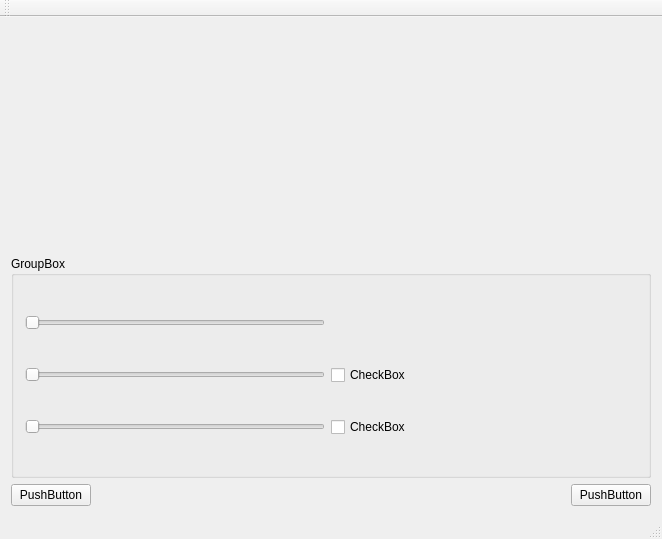
Above: mainwindow.ui from jholownia/jh3d before the change. Below: the same form after it.
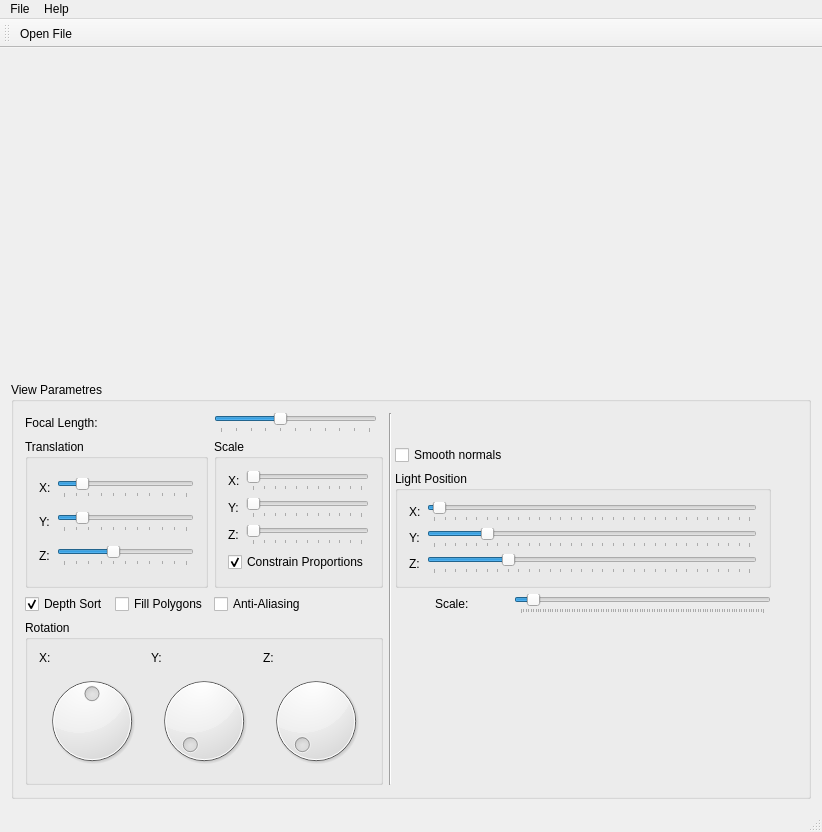
That is the form after the change. Custom widgets are drawn as their Qt base class.

Commit message: OpenGL implementation.

Patch:
```diff
--- a/mainwindow.ui
+++ b/mainwindow.ui
@@ -6,96 +6,544 @@
    <rect>
     <x>0</x>
     <y>0</y>
-    <width>662</width>
-    <height>539</height>
+    <width>779</width>
+    <height>832</height>
    </rect>
   </property>
   <property name="windowTitle">
    <string>MainWindow</string>
   </property>
   <widget class="QWidget" name="centralWidget">
-   <layout class="QGridLayout" name="gridLayout_2">
-    <item row="0" column="0" colspan="3">
-     <widget class="RenderArea" name="renderArea" native="true"/>
-    </item>
-    <item row="2" column="0">
-     <widget class="QPushButton" name="pushButton_2">
-      <property name="text">
-       <string>PushButton</string>
+   <layout class="QGridLayout" name="gridLayout_5">
+    <item row="0" column="0">
+     <widget class="RenderArea" name="renderArea" native="true">
+      <property name="cursor">
+       <cursorShape>ArrowCursor</cursorShape>
       </property>
      </widget>
     </item>
-    <item row="2" column="1">
-     <spacer name="horizontalSpacer">
-      <property name="orientation">
-       <enum>Qt::Horizontal</enum>
+    <item row="0" column="1">
+     <widget class="RenderAreaGL" name="renderAreaGL" native="true">
+      <property name="sizePolicy">
+       <sizepolicy hsizetype="Expanding" vsizetype="Expanding">
+        <horstretch>0</horstretch>
+        <verstretch>0</verstretch>
+       </sizepolicy>
       </property>
-      <property name="sizeHint" stdset="0">
-       <size>
-        <width>479</width>
-        <height>20</height>
-       </size>
+      <property name="cursor">
+       <cursorShape>CrossCursor</cursorShape>
       </property>
-     </spacer>
-    </item>
-    <item row="2" column="2">
-     <widget class="QPushButton" name="pushButton">
-      <property name="text">
-       <string>PushButton</string>
-      </property>
+      <zorder>groupBox</zorder>
+      <zorder>groupBox</zorder>
      </widget>
     </item>
-    <item row="1" column="0" colspan="3">
+    <item row="1" column="0" colspan="2">
      <widget class="QGroupBox" name="groupBox">
+      <property name="sizePolicy">
+       <sizepolicy hsizetype="Minimum" vsizetype="Minimum">
+        <horstretch>0</horstretch>
+        <verstretch>0</verstretch>
+       </sizepolicy>
+      </property>
       <property name="title">
-       <string>GroupBox</string>
+       <string>View Parametres</string>
       </property>
-      <layout class="QGridLayout" name="gridLayout">
+      <layout class="QGridLayout" name="gridLayout_6">
        <item row="0" column="0">
-        <widget class="QSlider" name="horizontalSlider_3">
+        <widget class="QLabel" name="label">
+         <property name="text">
+          <string>Focal Length:</string>
+         </property>
+        </widget>
+       </item>
+       <item row="0" column="2">
+        <widget class="QSlider" name="sldFocalLength">
+         <property name="maximum">
+          <number>1000</number>
+         </property>
+         <property name="sliderPosition">
+          <number>400</number>
+         </property>
          <property name="orientation">
           <enum>Qt::Horizontal</enum>
          </property>
+         <property name="tickPosition">
+          <enum>QSlider::TicksBelow</enum>
+         </property>
+         <property name="tickInterval">
+          <number>100</number>
+         </property>
         </widget>
        </item>
-       <item row="0" column="1">
-        <spacer name="horizontalSpacer_2">
+       <item row="0" column="4" rowspan="7" colspan="2">
+        <widget class="Line" name="line">
          <property name="orientation">
-          <enum>Qt::Horizontal</enum>
+          <enum>Qt::Vertical</enum>
          </property>
-         <property name="sizeHint" stdset="0">
-          <size>
-           <width>306</width>
-           <height>20</height>
-          </size>
+        </widget>
+       </item>
+       <item row="2" column="5" colspan="3">
+        <widget class="QCheckBox" name="checkBox_3">
+         <property name="text">
+          <string>Smooth normals</string>
          </property>
-        </spacer>
+         <property name="checked">
+          <bool>false</bool>
+         </property>
+        </widget>
        </item>
-       <item row="1" column="0">
-        <widget class="QSlider" name="horizontalSlider_2">
+       <item row="4" column="8">
+        <widget class="QSlider" name="sldGlScale">
+         <property name="minimum">
+          <number>1</number>
+         </property>
+         <property name="maximum">
+          <number>10000</number>
+         </property>
+         <property name="value">
+          <number>500</number>
+         </property>
+         <property name="sliderPosition">
+          <number>500</number>
+         </property>
          <property name="orientation">
           <enum>Qt::Horizontal</enum>
          </property>
+         <property name="tickPosition">
+          <enum>QSlider::TicksBelow</enum>
+         </property>
+         <property name="tickInterval">
+          <number>100</number>
+         </property>
         </widget>
        </item>
-       <item row="1" column="1">
+       <item row="4" column="0">
+        <widget class="QCheckBox" name="cbDepthSort">
+         <property name="text">
+          <string>Depth Sort</string>
+         </property>
+         <property name="checked">
+          <bool>true</bool>
+         </property>
+        </widget>
+       </item>
+       <item row="4" column="2">
+        <widget class="QCheckBox" name="cbAa">
+         <property name="text">
+          <string>Anti-Aliasing</string>
+         </property>
+        </widget>
+       </item>
+       <item row="4" column="1">
         <widget class="QCheckBox" name="checkBox_2">
          <property name="text">
-          <string>CheckBox</string>
+          <string>Fill Polygons</string>
+         </property>
+         <property name="checked">
+          <bool>false</bool>
          </property>
         </widget>
        </item>
-       <item row="2" column="0">
-        <widget class="QSlider" name="horizontalSlider">
+       <item row="6" column="9">
+        <spacer name="verticalSpacer">
+         <property name="orientation">
+          <enum>Qt::Vertical</enum>
+         </property>
+         <property name="sizeHint" stdset="0">
+          <size>
+           <width>20</width>
+           <height>143</height>
+          </size>
+         </property>
+        </spacer>
+       </item>
+       <item row="1" column="8" rowspan="2" colspan="2">
+        <spacer name="horizontalSpacer">
          <property name="orientation">
           <enum>Qt::Horizontal</enum>
          </property>
+         <property name="sizeHint" stdset="0">
+          <size>
+           <width>283</width>
+           <height>20</height>
+          </size>
+         </property>
+        </spacer>
+       </item>
+       <item row="5" column="0" rowspan="2" colspan="4">
+        <widget class="QGroupBox" name="groupBox_4">
+         <property name="title">
+          <string>Rotation</string>
+         </property>
+         <layout class="QGridLayout" name="gridLayout_2">
+          <item row="0" column="0">
+           <widget class="QLabel" name="label_8">
+            <property name="text">
+             <string>X:</string>
+            </property>
+           </widget>
+          </item>
+          <item row="0" column="1">
+           <widget class="QLabel" name="label_9">
+            <property name="text">
+             <string>Y:</string>
+            </property>
+           </widget>
+          </item>
+          <item row="0" column="2">
+           <widget class="QLabel" name="label_10">
+            <property name="text">
+             <string>Z:</string>
+            </property>
+           </widget>
+          </item>
+          <item row="1" column="0">
+           <widget class="QDial" name="dialRotationX">
+            <property name="maximum">
+             <number>360</number>
+            </property>
+            <property name="sliderPosition">
+             <number>180</number>
+            </property>
+            <property name="orientation">
+             <enum>Qt::Horizontal</enum>
+            </property>
+           </widget>
+          </item>
+          <item row="1" column="1">
+           <widget class="QDial" name="dialRotationY">
+            <property name="maximum">
+             <number>360</number>
+            </property>
+            <property name="orientation">
+             <enum>Qt::Horizontal</enum>
+            </property>
+           </widget>
+          </item>
+          <item row="1" column="2">
+           <widget class="QDial" name="dialRotationZ">
+            <property name="maximum">
+             <number>360</number>
+            </property>
+            <property name="sliderPosition">
+             <number>0</number>
+            </property>
+            <property name="orientation">
+             <enum>Qt::Horizontal</enum>
+            </property>
+           </widget>
+          </item>
+         </layout>
         </widget>
        </item>
-       <item row="2" column="1">
-        <widget class="QCheckBox" name="checkBox">
+       <item row="1" column="2" rowspan="3" colspan="2">
+        <widget class="QGroupBox" name="groupBox_2">
+         <property name="title">
+          <string>Scale</string>
+         </property>
+         <layout class="QGridLayout" name="gridLayout_3">
+          <item row="0" column="0">
+           <widget class="QLabel" name="label_2">
+            <property name="text">
+             <string>X:</string>
+            </property>
+           </widget>
+          </item>
+          <item row="0" column="1">
+           <widget class="QSlider" name="sldScaleX">
+            <property name="minimum">
+             <number>1</number>
+            </property>
+            <property name="maximum">
+             <number>1000</number>
+            </property>
+            <property name="value">
+             <number>1</number>
+            </property>
+            <property name="orientation">
+             <enum>Qt::Horizontal</enum>
+            </property>
+            <property name="tickPosition">
+             <enum>QSlider::TicksBelow</enum>
+            </property>
+            <property name="tickInterval">
+             <number>100</number>
+            </property>
+           </widget>
+          </item>
+          <item row="1" column="0">
+           <widget class="QLabel" name="label_3">
+            <property name="text">
+             <string>Y:</string>
+            </property>
+           </widget>
+          </item>
+          <item row="1" column="1">
+           <widget class="QSlider" name="sldScaleY">
+            <property name="minimum">
+             <number>1</number>
+            </property>
+            <property name="maximum">
+             <number>1000</number>
+            </property>
+            <property name="sliderPosition">
+             <number>1</number>
+            </property>
+            <property name="orientation">
+             <enum>Qt::Horizontal</enum>
+            </property>
+            <property name="tickPosition">
+             <enum>QSlider::TicksBelow</enum>
+            </property>
+            <property name="tickInterval">
+             <number>100</number>
+            </property>
+           </widget>
+          </item>
+          <item row="2" column="0">
+           <widget class="QLabel" name="label_4">
+            <property name="text">
+             <string>Z:</string>
+            </property>
+           </widget>
+          </item>
+          <item row="2" column="1">
+           <widget class="QSlider" name="sldScaleZ">
+            <property name="minimum">
+             <number>1</number>
+            </property>
+            <property name="maximum">
+             <number>1000</number>
+            </property>
+            <property name="sliderPosition">
+             <number>1</number>
+            </property>
+            <property name="orientation">
+             <enum>Qt::Horizontal</enum>
+            </property>
+            <property name="tickPosition">
+             <enum>QSlider::TicksBelow</enum>
+            </property>
+            <property name="tickInterval">
+             <number>100</number>
+            </property>
+           </widget>
+          </item>
+          <item row="3" column="0" colspan="2">
+           <widget class="QCheckBox" name="cbConstrain">
+            <property name="text">
+             <string>Constrain Proportions</string>
+            </property>
+            <property name="checked">
+             <bool>true</bool>
+            </property>
+           </widget>
+          </item>
+         </layout>
+        </widget>
+       </item>
+       <item row="3" column="5" colspan="4">
+        <widget class="QGroupBox" name="groupBox_5">
+         <property name="title">
+          <string>Light Position</string>
+         </property>
+         <layout class="QGridLayout" name="gridLayout_4">
+          <item row="0" column="1">
+           <widget class="QSlider" name="sldLightX">
+            <property name="minimum">
+             <number>0</number>
+            </property>
+            <property name="maximum">
+             <number>300</number>
+            </property>
+            <property name="singleStep">
+             <number>1</number>
+            </property>
+            <property name="value">
+             <number>5</number>
+            </property>
+            <property name="orientation">
+             <enum>Qt::Horizontal</enum>
+            </property>
+            <property name="tickPosition">
+             <enum>QSlider::TicksBelow</enum>
+            </property>
+            <property name="tickInterval">
+             <number>10</number>
+            </property>
+           </widget>
+          </item>
+          <item row="0" column="0">
+           <widget class="QLabel" name="label_11">
+            <property name="text">
+             <string>X:</string>
+            </property>
+           </widget>
+          </item>
+          <item row="2" column="0">
+           <widget class="QLabel" name="label_13">
+            <property name="text">
+             <string>Z:</string>
+            </property>
+           </widget>
+          </item>
+          <item row="1" column="0">
+           <widget class="QLabel" name="label_12">
+            <property name="text">
+             <string>Y:</string>
+            </property>
+           </widget>
+          </item>
+          <item row="2" column="1">
+           <widget class="QSlider" name="sldLightZ">
+            <property name="minimum">
+             <number>0</number>
+            </property>
+            <property name="maximum">
+             <number>300</number>
+            </property>
+            <property name="singleStep">
+             <number>1</number>
+            </property>
+            <property name="value">
+             <number>70</number>
+            </property>
+            <property name="sliderPosition">
+             <number>70</number>
+            </property>
+            <property name="orientation">
+             <enum>Qt::Horizontal</enum>
+            </property>
+            <property name="tickPosition">
+             <enum>QSlider::TicksBelow</enum>
+            </property>
+            <property name="tickInterval">
+             <number>10</number>
+            </property>
+           </widget>
+          </item>
+          <item row="1" column="1">
+           <widget class="QSlider" name="sldLightY">
+            <property name="minimum">
+             <number>0</number>
+            </property>
+            <property name="maximum">
+             <number>300</number>
+            </property>
+            <property name="singleStep">
+             <number>1</number>
+            </property>
+            <property name="value">
+             <number>50</number>
+            </property>
+            <property name="sliderPosition">
+             <number>50</number>
+            </property>
+            <property name="orientation">
+             <enum>Qt::Horizontal</enum>
+            </property>
+            <property name="tickPosition">
+             <enum>QSlider::TicksBelow</enum>
+            </property>
+            <property name="tickInterval">
+             <number>10</number>
+            </property>
+           </widget>
+          </item>
+         </layout>
+        </widget>
+       </item>
+       <item row="1" column="0" rowspan="3" colspan="2">
+        <widget class="QGroupBox" name="groupBox_3">
+         <property name="title">
+          <string>Translation</string>
+         </property>
+         <layout class="QGridLayout" name="gridLayout">
+          <item row="0" column="1">
+           <widget class="QSlider" name="sldTranslationX">
+            <property name="maximum">
+             <number>1000</number>
+            </property>
+            <property name="sliderPosition">
+             <number>150</number>
+            </property>
+            <property name="orientation">
+             <enum>Qt::Horizontal</enum>
+            </property>
+            <property name="tickPosition">
+             <enum>QSlider::TicksBelow</enum>
+            </property>
+            <property name="tickInterval">
+             <number>100</number>
+            </property>
+           </widget>
+          </item>
+          <item row="1" column="0">
+           <widget class="QLabel" name="label_6">
+            <property name="text">
+             <string>Y:</string>
+            </property>
+           </widget>
+          </item>
+          <item row="1" column="1">
+           <widget class="QSlider" name="sldTranslationY">
+            <property name="maximum">
+             <number>1000</number>
+            </property>
+            <property name="sliderPosition">
+             <number>150</number>
+            </property>
+            <property name="orientation">
+             <enum>Qt::Horizontal</enum>
+            </property>
+            <property name="tickPosition">
+             <enum>QSlider::TicksBelow</enum>
+            </property>
+            <property name="tickInterval">
+             <number>100</number>
+            </property>
+           </widget>
+          </item>
+          <item row="2" column="0">
+           <widget class="QLabel" name="label_7">
+            <property name="text">
+             <string>Z:</string>
+            </property>
+           </widget>
+          </item>
+          <item row="2" column="1">
+           <widget class="QSlider" name="sldTranslationZ">
+            <property name="maximum">
+             <number>1000</number>
+            </property>
+            <property name="sliderPosition">
+             <number>400</number>
+            </property>
+            <property name="orientation">
+             <enum>Qt::Horizontal</enum>
+            </property>
+            <property name="tickPosition">
+             <enum>QSlider::TicksBelow</enum>
+            </property>
+            <property name="tickInterval">
+             <number>100</number>
+            </property>
+           </widget>
+          </item>
+          <item row="0" column="0">
+           <widget class="QLabel" name="label_5">
+            <property name="text">
+             <string>X:</string>
+            </property>
+           </widget>
+          </item>
+         </layout>
+        </widget>
+       </item>
+       <item row="4" column="6">
+        <widget class="QLabel" name="label_14">
          <property name="text">
-          <string>CheckBox</string>
+          <string>Scale:</string>
          </property>
         </widget>
        </item>
@@ -109,10 +557,26 @@
     <rect>
      <x>0</x>
      <y>0</y>
-     <width>662</width>
+     <width>779</width>
      <height>21</height>
     </rect>
    </property>
+   <widget class="QMenu" name="menuFile">
+    <property name="title">
+     <string>File</string>
+    </property>
+    <addaction name="actionLoad"/>
+    <addaction name="separator"/>
+    <addaction name="actionQuit"/>
+   </widget>
+   <widget class="QMenu" name="menuHelp">
+    <property name="title">
+     <string>Help</string>
+    </property>
+    <addaction name="actionAbout"/>
+   </widget>
+   <addaction name="menuFile"/>
+   <addaction name="menuHelp"/>
   </widget>
   <widget class="QToolBar" name="mainToolBar">
    <attribute name="toolBarArea">
@@ -121,8 +585,30 @@
    <attribute name="toolBarBreak">
     <bool>false</bool>
    </attribute>
+   <addaction name="actionLoad"/>
   </widget>
   <widget class="QStatusBar" name="statusBar"/>
+  <action name="actionLoad">
+   <property name="text">
+    <string>Open File</string>
+   </property>
+   <property name="shortcut">
+    <string>Ctrl+L</string>
+   </property>
+  </action>
+  <action name="actionQuit">
+   <property name="text">
+    <string>Quit</string>
+   </property>
+   <property name="shortcut">
+    <string>Ctrl+Q</string>
+   </property>
+  </action>
+  <action name="actionAbout">
+   <property name="text">
+    <string>About</string>
+   </property>
+  </action>
  </widget>
  <layoutdefault spacing="6" margin="11"/>
  <customwidgets>
@@ -132,6 +618,12 @@
    <header>renderarea.h</header>
    <container>1</container>
   </customwidget>
+  <customwidget>
+   <class>RenderAreaGL</class>
+   <extends>QWidget</extends>
+   <header location="global">renderareagl.h</header>
+   <container>1</container>
+  </customwidget>
  </customwidgets>
  <resources/>
  <connections/>
```
The commit also changes 22 other files.
